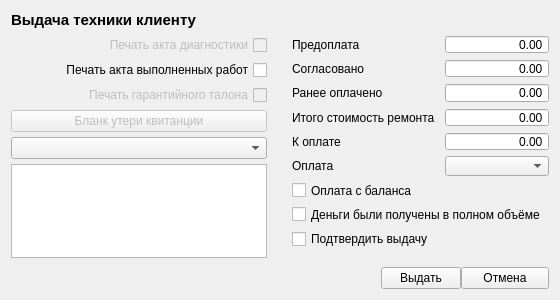
Qt form widgets/sdialogissuerepair.ui (solderercb/snap_crm) before a commit.
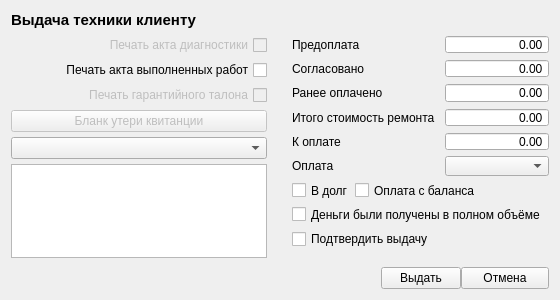
The same form after that commit. Custom widgets are drawn as their Qt base class.

Commit message: Исправлено:  - после смены статуса ремонта таблица ремонтов автоматически не обновляется;  - в акте выполненных работ телефон клиента из набора дэмо-данных;  - нет реакции на клик по checkBox на форме работы с картриджем (не добавляются работы); Добавлено:  - выдача ремонта (в т. ч. картриджа) в долг (переключение статуса "Готово к выдаче"->"Выдано в долг").

The edit to the form file:
```diff
--- a/widgets/sdialogissuerepair.ui
+++ b/widgets/sdialogissuerepair.ui
@@ -383,11 +383,25 @@
           </widget>
          </item>
          <item row="6" column="0" colspan="2">
+          <layout class="QHBoxLayout" name="horizontalLayout" stretch="0,1">
+           <item>
+            <widget class="QCheckBox" name="checkBoxSetReturnedInCredit">
+             <property name="toolTip">
+              <string>&lt;html&gt;&lt;head/&gt;&lt;body&gt;&lt;p&gt;Статус ремонта будет изменён на &amp;quot;Выдано в долг&amp;quot;&lt;/p&gt;&lt;/body&gt;&lt;/html&gt;</string>
+             </property>
+             <property name="text">
+              <string>В долг</string>
+             </property>
+            </widget>
+           </item>
+           <item>
           <widget class="QCheckBox" name="checkBoxCreditPayment">
            <property name="text">
             <string>Оплата с баланса</string>
            </property>
           </widget>
+           </item>
+          </layout>
          </item>
          <item row="7" column="0" colspan="2">
           <widget class="QCheckBox" name="checkBoxPaymentCheckout">
```
Lines whose indentation alone changed are shown as unchanged. The commit also changes 9 other files.
